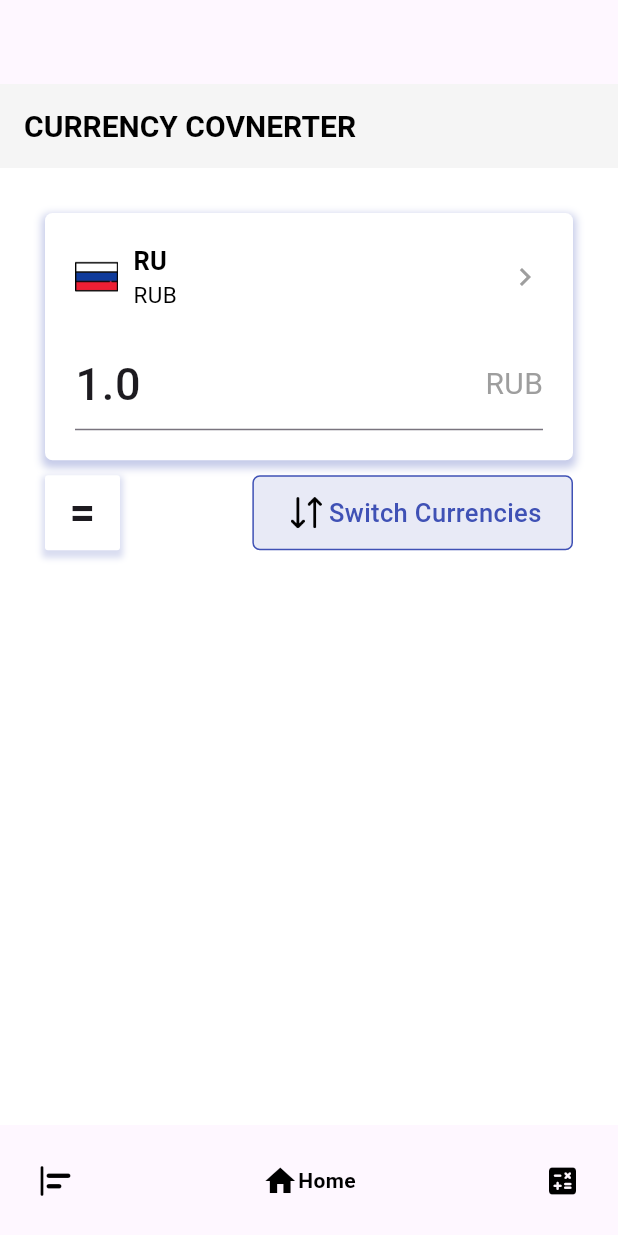
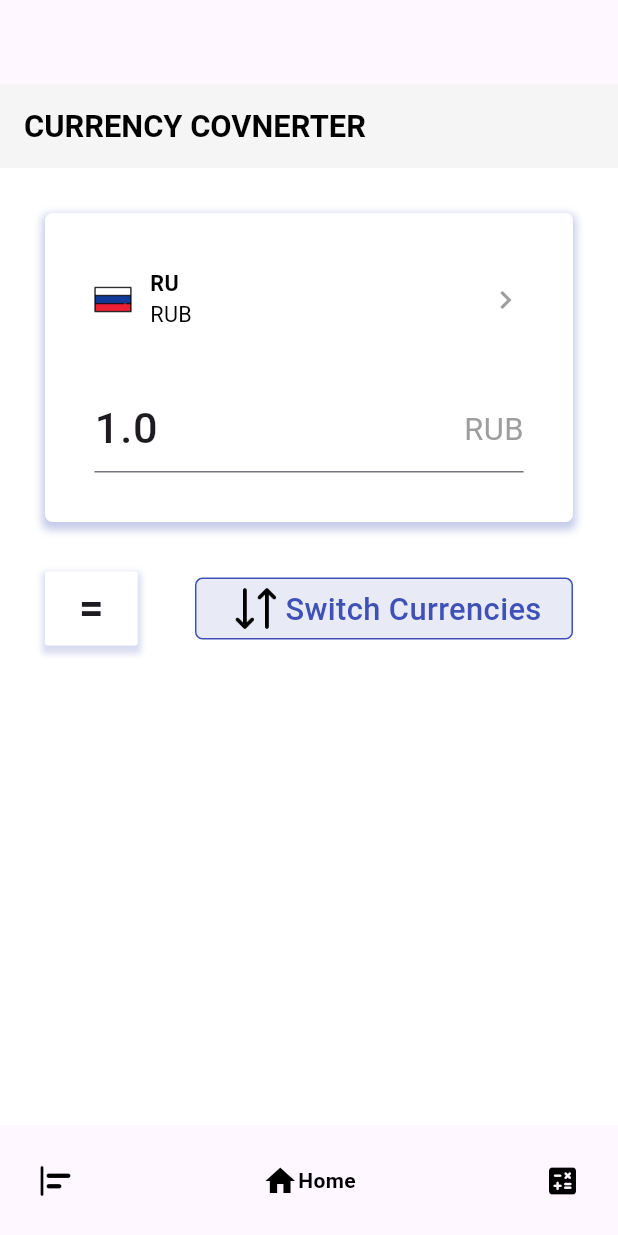
Before and after one commit to pashasolyana/course-work-flutter, a Flutter app: the screen it shows after launch, on a phone screen of 412 x 824 dp. Run offline on Flutter 3.47's test engine with Material 2 defaults, Android fonts, the phone set to English and light mode, and no system bars; drawn by our look-alikes of google_nav_bar; our stand-ins replace google_fonts, math_expressions; missing offline and left inert: currency_picker; network calls fail.

Commit message:
fix userInfo and add some proverki

```diff
--- a/lib/nav_bar_items/home_page.dart
+++ b/lib/nav_bar_items/home_page.dart
@@ -36,26 +36,26 @@ class _HomePageState extends State<HomePage> {
       backgroundColor: Colors.white,
       appBar: AppBar(
           backgroundColor: Colors.grey[100],
-          title: const Text('CURRENCY COVNERTER',
+          title: Text('CURRENCY COVNERTER',
               style: TextStyle(
                   color: Colors.black,
-                  fontSize: 20,
+                  fontSize: MediaQuery.of(context).size.width * 0.05,
                   fontWeight: FontWeight.bold))),
       body: Padding(
-        padding: const EdgeInsets.all(30.0),
+        padding: const EdgeInsets.all(30),
         child : SingleChildScrollView(
           child: Column(
             children: [
               _buildCurrencyView(fromCountry, false),
-              const SizedBox(
-                height: 10,
+               SizedBox(
+                height: MediaQuery.of(context).size.height * 0.04,
               ),
               Row(
                 mainAxisAlignment: MainAxisAlignment.spaceBetween,
                 children: [
                   Container(
-                    height: 50,
-                    width: 50,
+                    height: MediaQuery.of(context).size.height * 0.06,
+                    width: MediaQuery.of(context).size.width * 0.15,
                     decoration: BoxDecoration(
                         color: Colors.white,
                         borderRadius: BorderRadius.circular(2),
@@ -66,10 +66,10 @@ class _HomePageState extends State<HomePage> {
                               blurRadius: 3,
                               offset: const Offset(0, 3))
                         ]),
-                    child: const Center(
+                    child: Center(
                       child: Text('=',
-                          style: const TextStyle(
-                              fontSize: 30, fontWeight: FontWeight.w600)),
+                          style: TextStyle(
+                              fontSize: MediaQuery.of(context).size.width * 0.07, fontWeight: FontWeight.w600)),
                     ),
                   ),
                   InkWell(
@@ -82,7 +82,7 @@ class _HomePageState extends State<HomePage> {
                       });
                     },
                     child: Container(
-                      height: 50,
+                      height: MediaQuery.of(context).size.height * 0.05,
                       decoration: BoxDecoration(
                           color: Colors.indigo[50],
                           borderRadius: BorderRadius.circular(5),
@@ -91,11 +91,11 @@ class _HomePageState extends State<HomePage> {
                         padding: const EdgeInsets.symmetric(horizontal: 20),
                         child: Row(
                           children: [
-                            Image.asset('assets/up-down.png', height: 30),
+                            Image.asset('assets/up-down.png', height: MediaQuery.of(context).size.height * 0.1),
                             Text('Switch Currencies',
-                                style: const TextStyle(
+                                style: TextStyle(
                                     color: Colors.indigo,
-                                    fontSize: 17,
+                                    fontSize: MediaQuery.of(context).size.width * 0.05,
                                     fontWeight: FontWeight.w500))
                           ],
                         ),
@@ -104,7 +104,7 @@ class _HomePageState extends State<HomePage> {
                   ),
                 ],
               ),
-              const SizedBox(height: 30),
+              SizedBox(height: MediaQuery.of(context).size.height * 0.04),
               FutureBuilder<double>(
                   future: resFuture,
                   builder: (context, snapshot) {
@@ -124,13 +124,13 @@ class _HomePageState extends State<HomePage> {
   Container _buildCurrencyView(Country country, bool isDestination,
       {double? res}) {
     return Container(
-      height: MediaQuery.of(context).size.height * 0.2,
+      height: MediaQuery.of(context).size.height * 0.25,
       decoration: BoxDecoration(color: Colors.white,
           borderRadius: BorderRadius.circular(5),
           boxShadow: [
             BoxShadow(color: Colors.indigo.withOpacity(0.3), spreadRadius: 2, blurRadius: 4, offset: Offset(0, 3))]),
       child: Padding(
-        padding: const EdgeInsets.all(20.0),
+        padding: EdgeInsets.all(MediaQuery.of(context).size.height * 0.04),
         child: Column(
             mainAxisAlignment: MainAxisAlignment.spaceBetween,
             children: [
@@ -138,12 +138,12 @@ class _HomePageState extends State<HomePage> {
                 onTap: () => _buildMenuCurrency(isDestination),
                 child: Row(
                   children: [
-                    ClipRRect(borderRadius: BorderRadius.circular(5), child: Image.asset('assets/'+ country.urlFlag,height: MediaQuery.of(context).size.height * 0.035, width: MediaQuery.of(context).size.height * 0.035)),
-                    const SizedBox(width: 10),
+                    ClipRRect(borderRadius: BorderRadius.circular(5), child: Image.asset('assets/'+ country.urlFlag,height: MediaQuery.of(context).size.height * 0.06, width: MediaQuery.of(context).size.width * 0.06)),
+                    SizedBox(width: MediaQuery.of(context).size.width * 0.03),
                     Expanded(
                       child: Column(
                         crossAxisAlignment: CrossAxisAlignment.start,
-                        children: [Text(country.name, style: const TextStyle(color: Colors.black, fontSize: 17, fontWeight: FontWeight.w600)), Text(country.currency, style: const TextStyle(color: Colors.black, fontSize: 15, fontWeight: FontWeight.w400)),],),
+                        children: [Text(country.name, style: TextStyle(color: Colors.black, fontSize: MediaQuery.of(context).size.width * 0.035, fontWeight: FontWeight.w600)), Text(country.currency, style: TextStyle(color: Colors.black, fontSize: MediaQuery.of(context).size.width * 0.035, fontWeight: FontWeight.w400)),],),
                     ),
                     Icon(Icons.chevron_right, color: Colors.grey)
                   ],
@@ -152,7 +152,7 @@ class _HomePageState extends State<HomePage> {
               TextFormField(
                 key:
                     isDestination ? Key(res.toString()) : Key(value.toString()),
-                style:const TextStyle(fontSize: 30, fontWeight: FontWeight.w500),
+                style: TextStyle(fontSize: MediaQuery.of(context).size.width * 0.07, fontWeight: FontWeight.w500),
                 initialValue: isDestination ? res.toString() : value.toString(),
                 onFieldSubmitted: (val) {
                   setState(() {
@@ -164,9 +164,9 @@ class _HomePageState extends State<HomePage> {
                     hintText: '0.0',
                     enabled: !isDestination,
                     suffixIcon: Text(country.currency,
-                        style: const TextStyle(fontSize: 20, color: Colors.grey)),
+                        style: TextStyle(fontSize: MediaQuery.of(context).size.width * 0.05, color: Colors.grey)),
                     suffixIconConstraints:
-                    const BoxConstraints(minWidth: 0, minHeight: 0)),
+                    BoxConstraints(minWidth: 0, minHeight: 0)),
               )
             ]),
       ),
```
